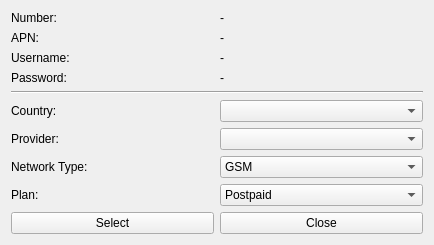
This is src/brickv/plugin_system/plugins/red/ui/red_tab_settings_mobile_internet_provider_preset_dialog.ui in Tinkerforge/brickv as Qt 5 draws it before an edit. The edited form follows.
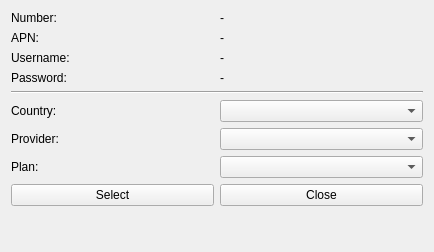
This is the edited form.

Commit message: red-brick: Modified logic for provider preset selection based on the new dict generation

```diff
--- a/src/brickv/plugin_system/plugins/red/ui/red_tab_settings_mobile_internet_provider_preset_dialog.ui
+++ b/src/brickv/plugin_system/plugins/red/ui/red_tab_settings_mobile_internet_provider_preset_dialog.ui
@@ -7,7 +7,7 @@
     <x>0</x>
     <y>0</y>
     <width>434</width>
-    <height>238</height>
+    <height>252</height>
    </rect>
   </property>
   <property name="windowTitle">
@@ -43,13 +43,6 @@
        </property>
       </widget>
      </item>
-     <item row="7" column="0">
-      <widget class="QLabel" name="label_3">
-       <property name="text">
-        <string>Network Type:</string>
-       </property>
-      </widget>
-     </item>
      <item row="1" column="1">
       <widget class="QLabel" name="label_10">
        <property name="text">
@@ -78,7 +71,7 @@
        </property>
       </widget>
      </item>
-     <item row="8" column="0">
+     <item row="7" column="0">
       <widget class="QLabel" name="label_4">
        <property name="text">
         <string>Plan:</string>
@@ -92,19 +85,8 @@
        </property>
       </widget>
      </item>
-     <item row="8" column="1">
-      <widget class="QComboBox" name="cbox_mi_presets_plan">
-       <item>
-        <property name="text">
-         <string>Postpaid</string>
-        </property>
-       </item>
-       <item>
-        <property name="text">
-         <string>Prepaid</string>
-        </property>
-       </item>
-      </widget>
+     <item row="7" column="1">
+      <widget class="QComboBox" name="cbox_mi_presets_plan"/>
      </item>
      <item row="3" column="1">
       <widget class="QLabel" name="label_12">
@@ -126,20 +108,6 @@
      <item row="6" column="1">
       <widget class="QComboBox" name="cbox_mi_presets_provider"/>
      </item>
-     <item row="7" column="1">
-      <widget class="QComboBox" name="cbox_mi_presets_network_type">
-       <item>
-        <property name="text">
-         <string>GSM</string>
-        </property>
-       </item>
-       <item>
-        <property name="text">
-         <string>CDMA</string>
-        </property>
-       </item>
-      </widget>
-     </item>
      <item row="0" column="1">
       <widget class="QLabel" name="label_9">
        <property name="text">
```
Left out of the diff: 8 changed lines with no effect on the pictures. The commit also changes 3 other files.
